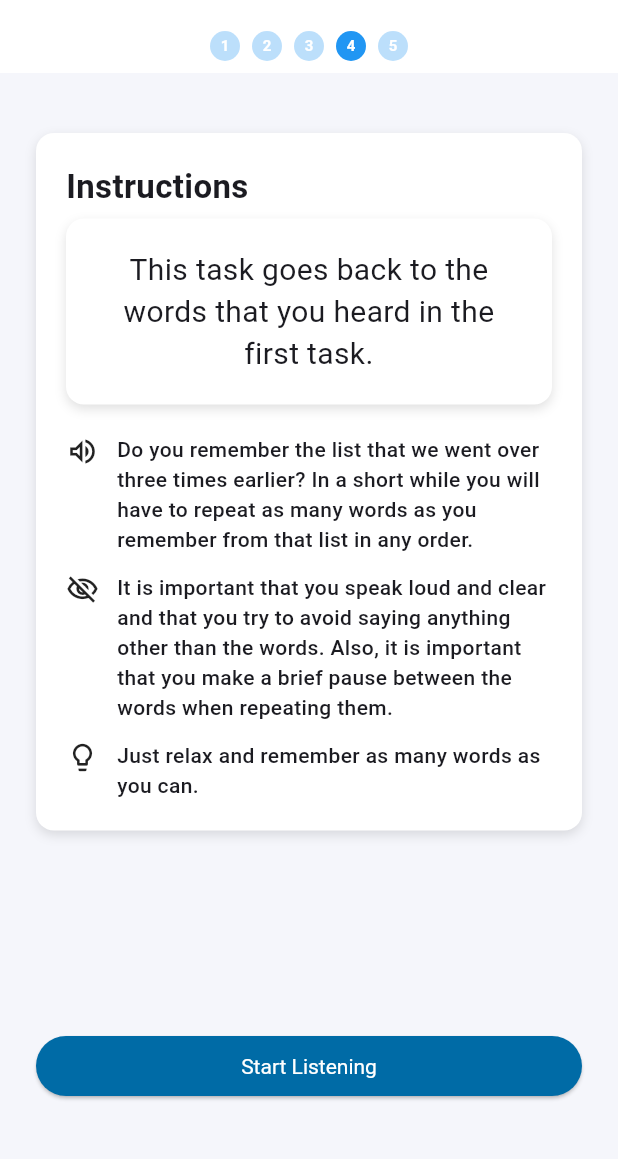
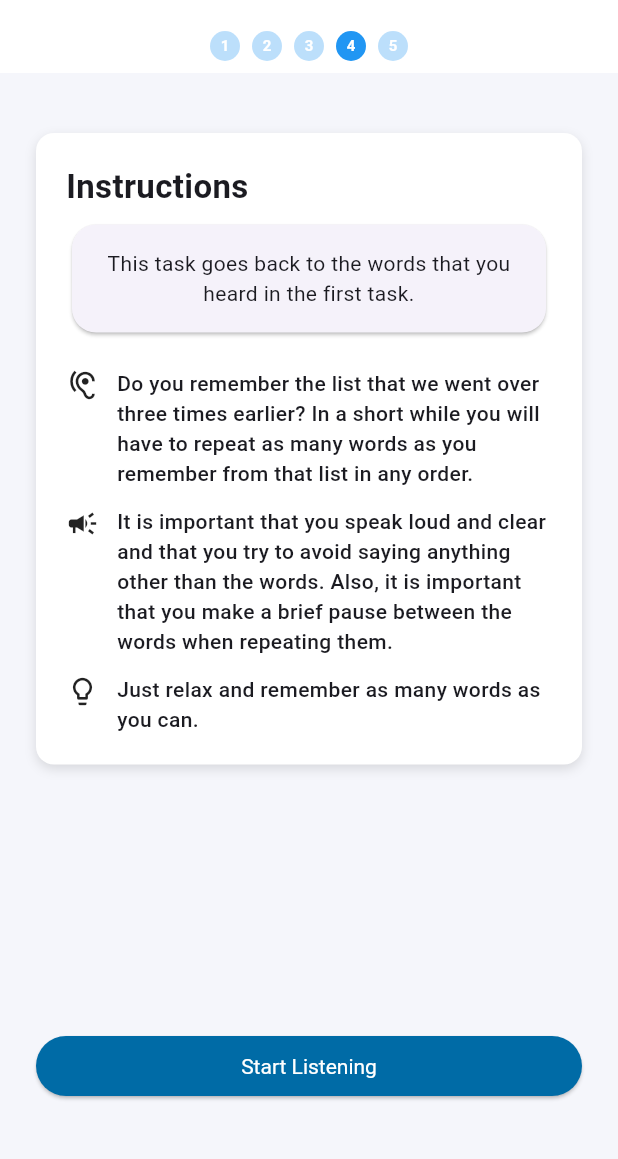
Before and after one commit to Lumim/mCAT, a Flutter app: the WordRecallInstructionScreen screen opened by its route, on a phone screen of 412 x 824 dp, the part 62-1221 px from its top. Run offline on Flutter 3.47's test engine with Material 3 defaults, Android fonts, the phone set to English and light mode, and no system bars; our stand-ins replace animate_do, cloud_firestore, connectivity_plus, firebase_core, flutter_tts, google_fonts and 3 more; missing offline and left inert: stts; accounts and stored records are empty.

Commit message:
added style matha nosth

```diff
--- a/mcat_package/lib/src/ui/screens/letter_number_task/ln_input_screen.dart
+++ b/mcat_package/lib/src/ui/screens/letter_number_task/ln_input_screen.dart
@@ -82,7 +82,7 @@ class _LnInputScreenState extends State<LnInputScreen> {
               textAlign: TextAlign.center,
               maxLength: widget.controller.current.letterSeq.length,
               decoration: InputDecoration(
-                counterText: widget.controller.current.letterSeq.join(', '),
+               // counterText: widget.controller.current.letterSeq.join(', '),
                 hintText: 'Type here',
                 border: OutlineInputBorder(),
               ),
--- a/mcat_package/lib/src/ui/screens/letter_number_task/ln_result_screen.dart
+++ b/mcat_package/lib/src/ui/screens/letter_number_task/ln_result_screen.dart
@@ -17,8 +17,8 @@ class LnResultScreen extends StatelessWidget {
           children: [
             const SizedBox(height: 12),
             const Text(
-              'Great job! Your responses were recorded.'
-              'Your score saved successfully.',
+              'Task is compleated. Your responses and scores were saved.',
+
               textAlign: TextAlign.center,
               style: TextStyle(fontSize: 16),
             ),
--- a/mcat_package/lib/src/ui/screens/word_recall/word_recall_instruction_screen.dart
+++ b/mcat_package/lib/src/ui/screens/word_recall/word_recall_instruction_screen.dart
@@ -73,12 +73,12 @@ class WordRecallInstructionScreen extends StatelessWidget {
                           'This task goes back to the words that you heard in the first task. '),
                   const SizedBox(height: 20),
                   _buildBullet(
-                    Icons.volume_up_outlined,
+                    Icons.hearing,
                     'Do you remember the list that we went over three times earlier? In a short while you will have to repeat as many words as you remember from that list in any order.',
                   ),
                   const SizedBox(height: 12),
                   _buildBullet(
-                    Icons.visibility_off_outlined,
+                    Icons.campaign,
                     'It is important that you speak loud and clear and that you try to avoid saying anything other than the words. Also, it is important that you make a brief pause between the words when repeating them.',
                   ),
                   const SizedBox(height: 12),
--- a/mcat_package/lib/src/ui/widgets/infocard.dart
+++ b/mcat_package/lib/src/ui/widgets/infocard.dart
@@ -4,30 +4,27 @@ class InfoCard extends StatelessWidget {
   final String text;
   final int? fontSize;
 
-  const InfoCard(
-      {super.key,
-      required this.text,
-      this.fontSize}); // Remove the positional String s parameter
+  const InfoCard({
+    super.key,
+    required this.text,
+    this.fontSize,
+  });
 
   @override
   Widget build(BuildContext context) {
-    return Container(
-      padding: const EdgeInsets.all(20),
-      decoration: BoxDecoration(
-        color: Colors.white,
-        borderRadius: BorderRadius.circular(12),
-        boxShadow: const [
-          BoxShadow(
-            color: Colors.black12,
-            blurRadius: 6,
-            offset: Offset(0, 3),
-          ),
-        ],
+    return Card(
+      shape: RoundedRectangleBorder(
+        borderRadius: BorderRadius.circular(16),
       ),
-      child: Text(
-        text,
-        style: TextStyle(fontSize: (fontSize ?? 20).toDouble(), height: 1.4),
-        textAlign: TextAlign.center,
+      child: Padding(
+        padding: const EdgeInsets.all(16),
+        child: Text(
+          text, // Use the instance variable
+          textAlign: TextAlign.center,
+          style: fontSize != null
+              ? TextStyle(fontSize: fontSize!.toDouble())
+              : null,
+        ),
       ),
     );
   }
```
Also changed, not shown: mcat_package/lib/src/ui/screens/coding_task/coding_intro_screen.dart (+16 -10 lines), mcat_package/lib/src/ui/screens/organizational_task/org_intro_screen.dart (+8 -11 lines), mcat_package/lib/src/ui/screens/word_recall/word_recall_Input_screen.dart (+4 -4 lines), mcat_package/lib/src/ui/screens/word_recall/word_recall_intro_screen.dart (+1 -7 lines), mcat_package/lib/src/ui/screens/word_task/word_task_intro_screen.dart (+14 -5 lines).
